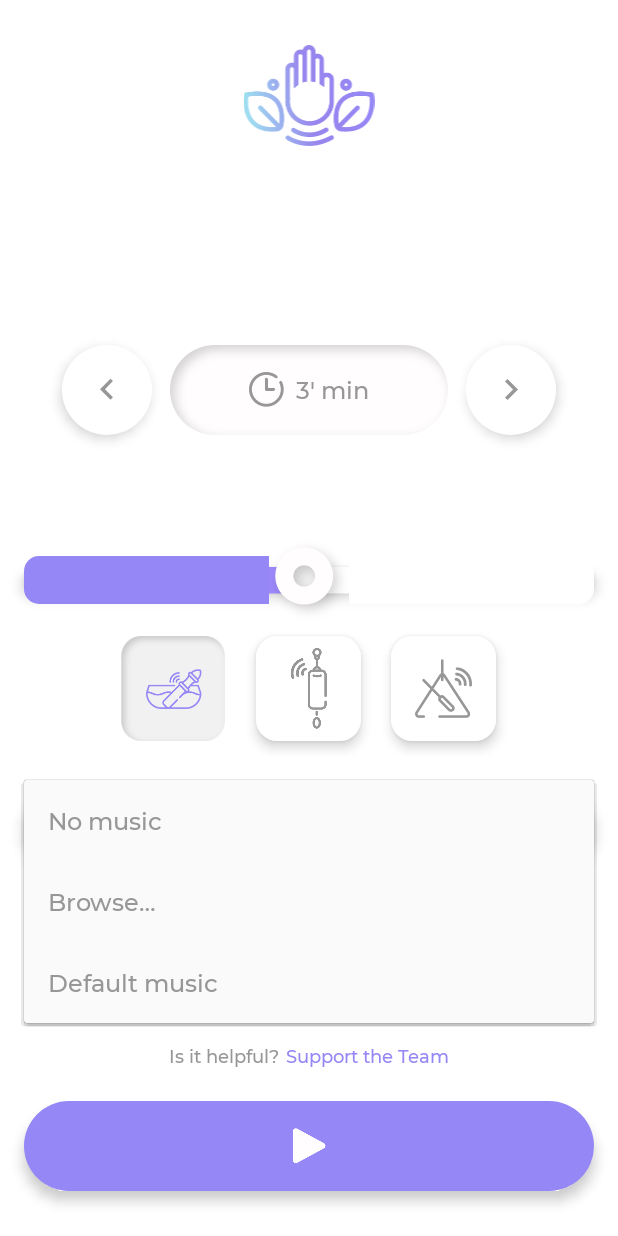
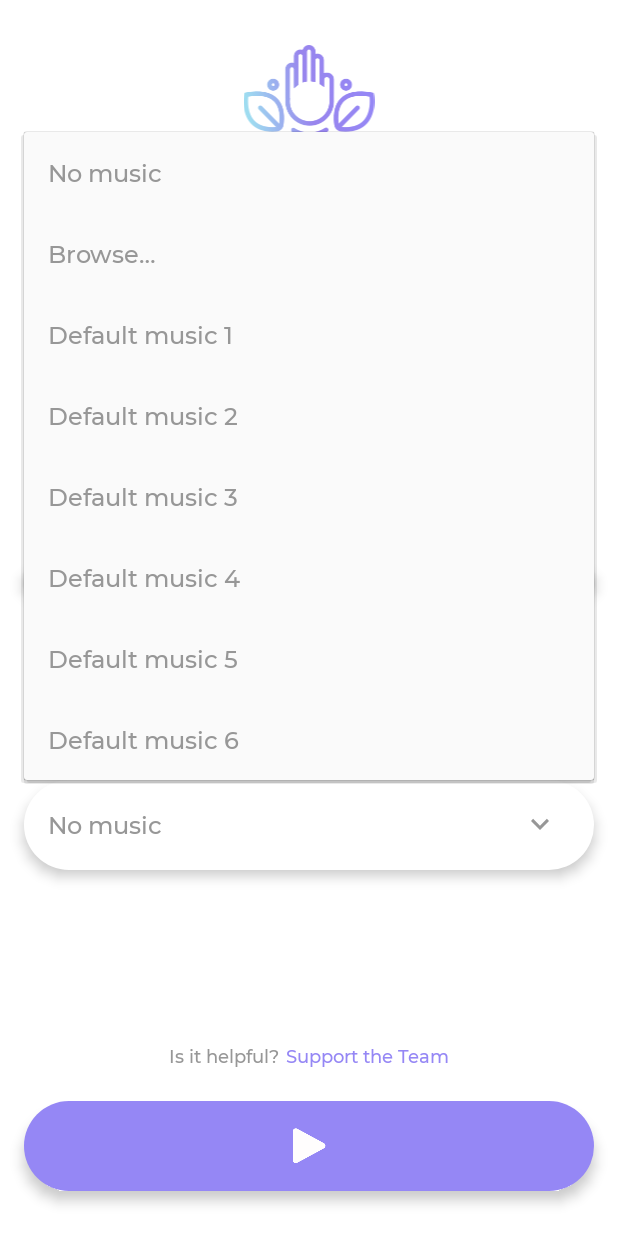
Before and after one commit to leandro4/ReikiSound, an Android app: the screen it shows after launch (MainActivity), after a tap on "No music", on a phone screen of 412 x 824 dp. Run offline under Robolectric (Android 15) with nearby library versions, the phone set to English and light mode, and no system bars.

Commit message:
new songs v1.2.0

```diff
--- a/app/build.gradle
+++ b/app/build.gradle
@@ -12,8 +12,8 @@ android {
         applicationId "holauser.lea.holauser"
         minSdkVersion 16
         targetSdkVersion 30
-        versionCode 34
-        versionName "1.1.0"
+        versionCode 35
+        versionName "1.2.0"
         multiDexEnabled true
     }
     buildTypes {
--- a/app/src/main/java/holauser/lea/holauser/util/DataManager.kt
+++ b/app/src/main/java/holauser/lea/holauser/util/DataManager.kt
@@ -12,6 +12,7 @@ object DataManager {
     private val VOLUME = "VOLUME"
     private val MODE_ON = "MODE_ON"
     private val BACKGOURND_MUSIC_ENABLED = "BACKGOURND_MUSIC_ENABLED"
+    private val BACKGOURND_MUSIC_OPTION = "BACKGOURND_MUSIC_OPTION"
     private val STARTING_SESSION_TIME = "STARTING_SESSION_TIME"
     private val DARK_MODE_ON = "DARK_MODE_ON"
 
@@ -65,6 +66,16 @@ object DataManager {
         shared.setValueForKey(BACKGOURND_MUSIC_ENABLED, enabled)
     }
 
+    fun getBackgroundMusicOption(context: Context): Int {
+        val shared = SharedPreferencesEditor(context, PREFIX)
+        return shared.valueForKey(BACKGOURND_MUSIC_OPTION, R.raw.relaxing1)
+    }
+
+    fun setBackgroundMusicOption(context: Context, option: Int) {
+        val shared = SharedPreferencesEditor(context, PREFIX)
+        shared.setValueForKey(BACKGOURND_MUSIC_OPTION, option)
+    }
+
     fun isDarkModeOn(context: Context): Boolean {
         val shared = SharedPreferencesEditor(context, PREFIX)
         return shared.valueForKey(DARK_MODE_ON, true)
--- a/app/src/main/res/values/strings.xml
+++ b/app/src/main/res/values/strings.xml
@@ -11,7 +11,12 @@
     <string-array name="music_source">
         <item>No music</item>
         <item>Browse&#8230;</item>
-        <item>Default music</item>
+        <item>Default music 1</item>
+        <item>Default music 2</item>
+        <item>Default music 3</item>
+        <item>Default music 4</item>
+        <item>Default music 5</item>
+        <item>Default music 6</item>
     </string-array>
 
 </resources>
```
Also changed, not shown: app/src/main/java/holauser/lea/holauser/services/PlayerService.kt (+11 -2 lines), app/src/main/java/holauser/lea/holauser/ui/activities/MainActivity.kt (+10 -2 lines), app/src/main/java/holauser/lea/holauser/util/Constants.kt (added, +14 -0 lines), app/src/main/java/holauser/lea/holauser/util/EventTracker.kt (+14 -4 lines), 11 other files.
